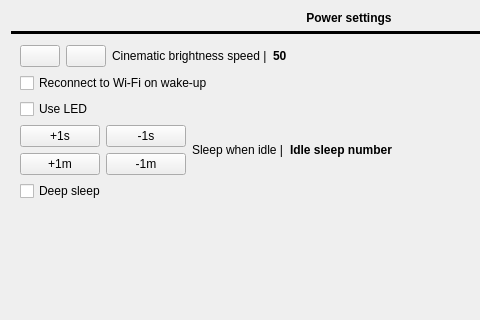
First picture: the form in src/settings/powerdaemonsettings.ui, repository Quill-OS/quill, before the edit; both pictures show x 0 to 480 and y 0 to 320 of the 698 by 667 pixel window.
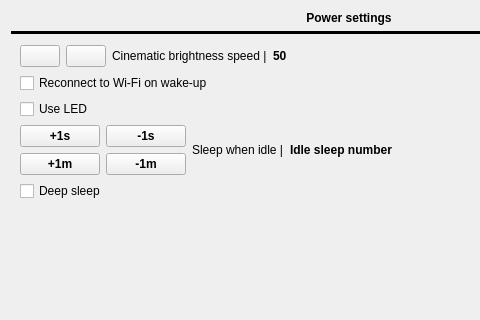
Second picture: the form after the edit.

```diff
--- a/src/settings/powerdaemonsettings.ui
+++ b/src/settings/powerdaemonsettings.ui
@@ -75,7 +75,7 @@
         <x>0</x>
         <y>0</y>
         <width>680</width>
-        <height>553</height>
+        <height>545</height>
        </rect>
       </property>
       <layout class="QVBoxLayout" name="verticalLayout_3">
@@ -216,6 +216,12 @@
                  <verstretch>0</verstretch>
                 </sizepolicy>
                </property>
+               <property name="font">
+                <font>
+                 <weight>75</weight>
+                 <bold>true</bold>
+                </font>
+               </property>
                <property name="text">
                 <string>+1s</string>
                </property>
@@ -229,6 +235,12 @@
                  <verstretch>0</verstretch>
                 </sizepolicy>
                </property>
+               <property name="font">
+                <font>
+                 <weight>75</weight>
+                 <bold>true</bold>
+                </font>
+               </property>
                <property name="text">
                 <string>-1s</string>
                </property>
@@ -246,6 +258,12 @@
                  <verstretch>0</verstretch>
                 </sizepolicy>
                </property>
+               <property name="font">
+                <font>
+                 <weight>75</weight>
+                 <bold>true</bold>
+                </font>
+               </property>
                <property name="text">
                 <string>+1m</string>
                </property>
@@ -259,6 +277,12 @@
                  <verstretch>0</verstretch>
                 </sizepolicy>
                </property>
+               <property name="font">
+                <font>
+                 <weight>75</weight>
+                 <bold>true</bold>
+                </font>
+               </property>
                <property name="text">
                 <string>-1m</string>
                </property>
```
